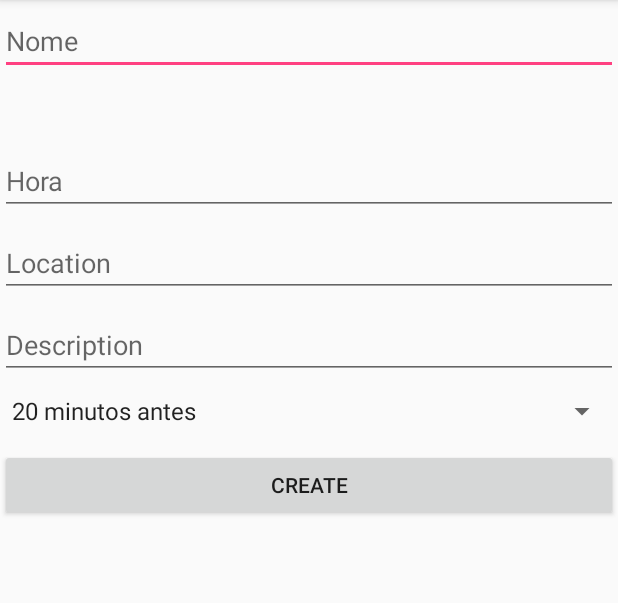
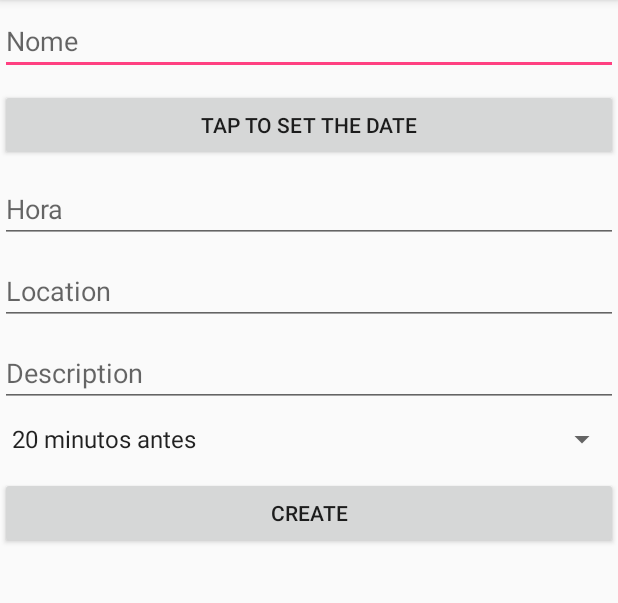
Before and after one commit to biancalr/Project_Gerenciador, an Android app: the CreateTaskActivity screen opened directly, with no data from a screen before it, on a phone screen of 412 x 824 dp, the part 84-687 px from its top. Run offline under Robolectric (Android 15) with nearby library versions, the phone set to English and light mode, and no system bars; our stand-ins replace Firebase (no records; nobody signed in at launch, a user with empty details on screens opened directly).

Commit message:
DatePicker é acionado a partir de um botão no Fragment do CreateTask

```diff
--- a/app/src/main/java/tads/bianca/gerenciador/Fragments/DateFragment.java
+++ b/app/src/main/java/tads/bianca/gerenciador/Fragments/DateFragment.java
@@ -4,9 +4,11 @@ import android.app.DialogFragment;
 import android.app.Fragment;
 import android.content.Context;
 import android.os.Bundle;
+import android.util.Log;
 import android.view.LayoutInflater;
 import android.view.View;
 import android.view.ViewGroup;
+import android.widget.Button;
 import android.widget.TextView;
 
 import tads.bianca.gerenciador.Pickers.DatePickerFragment;
@@ -27,11 +29,13 @@ public class DateFragment extends Fragment implements DatePickerFragment.OnInput
     private static final String ARG_PARAM2 = "param2";
 
     // TODO: Rename and change types of parameters
+    private static final String TAG = "DateFragment";
     private String mParam1;
     private String mParam2;
+    private Button button;
     DialogFragment datePickerFragment;
 
-    private TextView date;
+    private Button date;
 
     private OnFragmentInteractionListener mListener;
 
@@ -70,9 +74,16 @@ public class DateFragment extends Fragment implements DatePickerFragment.OnInput
     public View onCreateView(LayoutInflater inflater, ViewGroup container,
                              Bundle savedInstanceState) {
         View view = inflater.inflate(R.layout.fragment_date, container, false);
-        datePickerFragment = new DatePickerFragment();
-        datePickerFragment.setTargetFragment(DateFragment.this, 1);
-        datePickerFragment.show(getFragmentManager(), "DatePicker");
+        button = (Button) view.findViewById(R.id.button_create_date);
+        button.setOnClickListener(new View.OnClickListener() {
+            @Override
+            public void onClick(View view) {
+                Log.e(TAG, "DateFragment onClick: opening Dialog");
+                datePickerFragment = new DatePickerFragment();
+                datePickerFragment.setTargetFragment(DateFragment.this, 1);
+                datePickerFragment.show(getFragmentManager(), "DatePicker");
+            }
+        });
         return view;
     }
 
@@ -96,7 +107,7 @@ public class DateFragment extends Fragment implements DatePickerFragment.OnInput
 
     @Override
     public String getDate() {
-        date = (TextView) getView().findViewById(R.id.dateFragment);
+        date = (Button) getView().findViewById(R.id.button_create_date);
         return date.getText().toString();
     }
 
--- a/app/src/main/java/tads/bianca/gerenciador/Pickers/DatePickerFragment.java
+++ b/app/src/main/java/tads/bianca/gerenciador/Pickers/DatePickerFragment.java
@@ -6,6 +6,8 @@ import android.app.DialogFragment;
 import android.content.Context;
 import android.os.Bundle;
 import android.util.Log;
+import android.view.View;
+import android.widget.Button;
 import android.widget.DatePicker;
 import android.widget.TextView;
 
@@ -17,8 +19,9 @@ public class DatePickerFragment extends DialogFragment
         implements DatePickerDialog.OnDateSetListener  {
     private static final String TAG = "DatePickFragment";
 
-    private TextView mDisplayDate;
+//    private TextView mDisplayDate;
     private String date;
+    private Button mButtonDisplay;
 
     public OnInputSelected mOnInputSelected;
 
@@ -35,11 +38,9 @@ public class DatePickerFragment extends DialogFragment
     @Override
     public void onDateSet(DatePicker view, int year, int month, int day) {
         month++;
-        mDisplayDate = (TextView) getActivity().findViewById(R.id.dateFragment);
-        date = month + "/" + day + "/" + year;
-        if (mDisplayDate != null){
-            mDisplayDate.setText(date);
-        }
+        mButtonDisplay = (Button) getActivity().findViewById(R.id.button_create_date);
+        date = day + "/" + month + "/" + year;
+        mButtonDisplay.setText(date);
 
     }
 
--- a/app/src/main/res/layout/activity_creat_task.xml
+++ b/app/src/main/res/layout/activity_creat_task.xml
@@ -7,47 +7,58 @@
     android:orientation="vertical"
     tools:context=".CreateTaskActivity">
 
-    <EditText android:id="@+id/create_name"
-        android:layout_width="match_parent"
-        android:layout_height="wrap_content"
-        android:inputType="text"
-        android:hint="@string/edit_name"
-        android:layout_marginVertical="2pt"/>
-
-    <LinearLayout
-        android:orientation="vertical"
-        android:id="@+id/date_create"
+    <EditText
+        android:id="@+id/create_name"
         android:layout_width="match_parent"
         android:layout_height="wrap_content"
         android:layout_marginVertical="2pt"
-        class="tads.bianca.gerenciador.Fragments.DateFragment"/>
+        android:hint="@string/edit_name"
+        android:inputType="text" />
 
-    <EditText android:id="@+id/create_hour"
+    <LinearLayout
+        android:id="@+id/date_create"
+        class="tads.bianca.gerenciador.Fragments.DateFragment"
         android:layout_width="match_parent"
         android:layout_height="wrap_content"
-        android:inputType="text"
-        android:hint="Hora"
-        android:layout_marginVertical="2pt"/>
+        android:layout_marginVertical="2pt"
+        android:orientation="vertical" />
 
-    <EditText android:id="@+id/create_location"
+    <LinearLayout
+        android:id="@+id/hour_create"
         android:layout_width="match_parent"
         android:layout_height="wrap_content"
-        android:inputType="text"
-        android:hint="Location"
-        android:layout_marginVertical="2pt"/>
+        android:orientation="vertical" />
 
-    <EditText android:id="@+id/create_description"
+    <EditText
+        android:id="@+id/create_hour"
         android:layout_width="match_parent"
         android:layout_height="wrap_content"
-        android:inputType="text"
+        android:layout_marginVertical="2pt"
+        android:hint="Hora"
+        android:inputType="text" />
+
+    <EditText
+        android:id="@+id/create_location"
+        android:layout_width="match_parent"
+        android:layout_height="wrap_content"
+        android:layout_marginVertical="2pt"
+        android:hint="Location"
+        android:inputType="text" />
+
+    <EditText
+        android:id="@+id/create_description"
+        android:layout_width="match_parent"
+        android:layout_height="wrap_content"
+        android:layout_marginVertical="2pt"
         android:hint="Description"
-        android:layout_marginVertical="2pt"/>
+        android:inputType="text" />
 
-    <Spinner android:contextClickable="true"
+    <Spinner
         android:id="@+id/spinner"
         android:layout_width="match_parent"
         android:layout_height="wrap_content"
-        android:layout_marginVertical="2pt"/>
+        android:layout_marginVertical="2pt"
+        android:contextClickable="true" />
 
     <Button
         android:id="@+id/button_create_task"
--- a/app/src/main/res/layout/fragment_date.xml
+++ b/app/src/main/res/layout/fragment_date.xml
@@ -3,15 +3,13 @@
     xmlns:tools="http://schemas.android.com/tools"
     android:layout_width="match_parent"
     android:layout_height="wrap_content"
-    tools:context=".Fragments.DateFragment">
+    tools:context=".Fragments.DateFragment"
+    android:orientation="vertical">
 
-    <!-- TODO: Update blank fragment layout -->
-    <TextView
-        android:id="@+id/dateFragment"
+    <Button
+        android:id="@+id/button_create_date"
         android:layout_width="match_parent"
         android:layout_height="wrap_content"
-        android:layout_gravity="center_vertical"
-        android:textSize="10pt"
-        android:textColor="@android:color/black"/>
+        android:text="Tap to set the Date"/>
 
 </LinearLayout>
```
